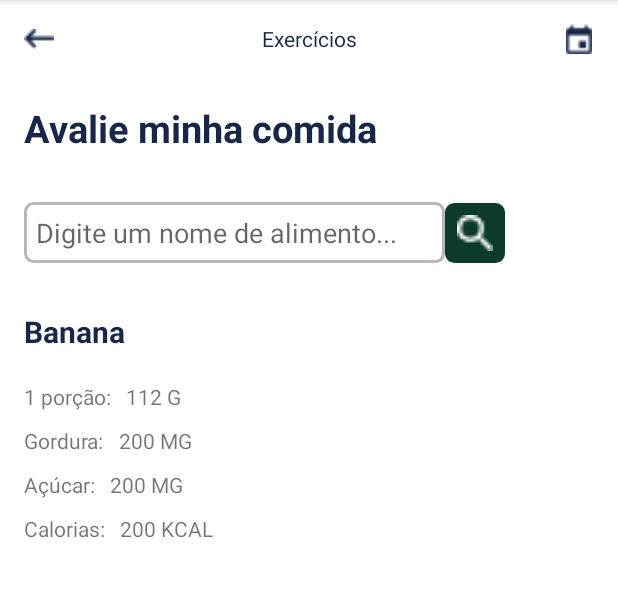
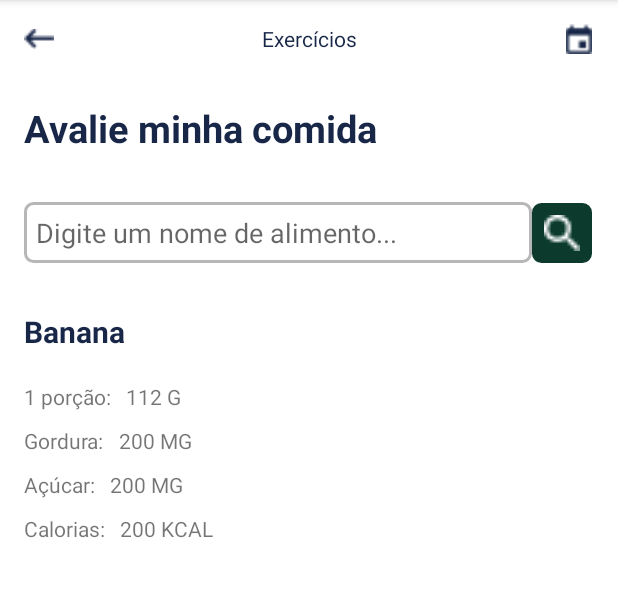
Before and after one commit to EduFZ/Saude_E_Ponto_Android, an Android app: the InfoAlimentos screen opened directly, with no data from a screen before it, on a phone screen of 412 x 824 dp, the part 84-681 px from its top. Run offline under Robolectric (Android 15) with nearby library versions, the phone set to English and light mode, and no system bars.

Commit message:
Alterações na activity

```diff
--- a/app/src/main/res/layout/activity_info_alimentos.xml
+++ b/app/src/main/res/layout/activity_info_alimentos.xml
@@ -46,16 +46,25 @@
         app:layout_constraintStart_toStartOf="parent"
         app:layout_constraintTop_toBottomOf="@id/seta_img" />
 
+    <androidx.constraintlayout.widget.ConstraintLayout
+        android:id="@+id/edt_nome_alimento"
+        android:layout_width="match_parent"
+        android:layout_height="wrap_content"
+        app:layout_constraintEnd_toEndOf="parent"
+        app:layout_constraintStart_toStartOf="parent"
+        app:layout_constraintTop_toBottomOf="@id/txt_title_comida"
+        android:layout_marginTop="32dp">
+
         <EditText
             android:id="@+id/edt_alimento"
             android:layout_width="wrap_content"
             android:layout_height="wrap_content"
             android:background="@drawable/input_customs"
             android:hint="Digite um nome de alimento..."
+            android:paddingEnd="90dp"
             app:layout_constraintStart_toStartOf="parent"
-        app:layout_constraintTop_toBottomOf="@id/txt_title_comida"
-        android:paddingEnd="32dp"
-        android:layout_marginTop="32dp"/>
+            app:layout_constraintTop_toTopOf="parent"
+            app:layout_constraintBottom_toBottomOf="parent"/>
 
         <androidx.constraintlayout.widget.ConstraintLayout
             android:id="@+id/btn_search"
@@ -79,6 +88,8 @@
 
         </androidx.constraintlayout.widget.ConstraintLayout>
 
+    </androidx.constraintlayout.widget.ConstraintLayout>
+
     <TextView
         android:id="@+id/nome_fruta"
         android:layout_width="wrap_content"
@@ -88,7 +99,7 @@
         android:textSize="20sp"
         android:textColor="#182748"
         app:layout_constraintStart_toStartOf="parent"
-        app:layout_constraintTop_toBottomOf="@id/edt_alimento"
+        app:layout_constraintTop_toBottomOf="@id/edt_nome_alimento"
         android:layout_marginTop="32dp"/>
 
     <TextView
```
Lines whose indentation alone changed are shown as unchanged.
